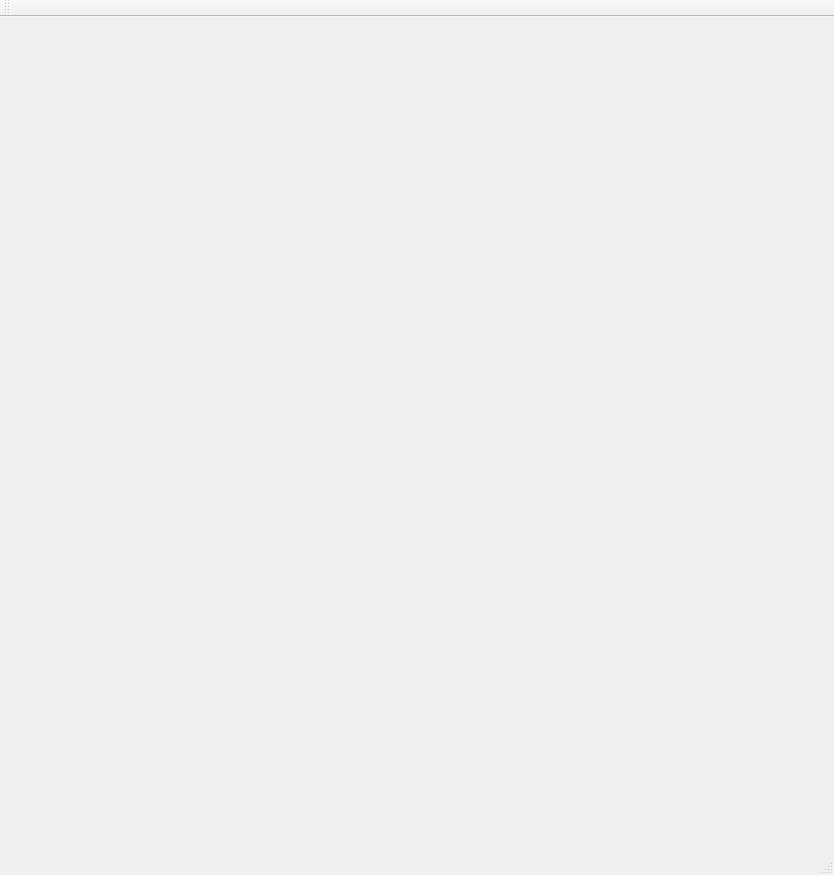
mk4me/hm-mde-one, file trunk/src/core/ui/toolboxmaindeffile.ui: the form before one commit.
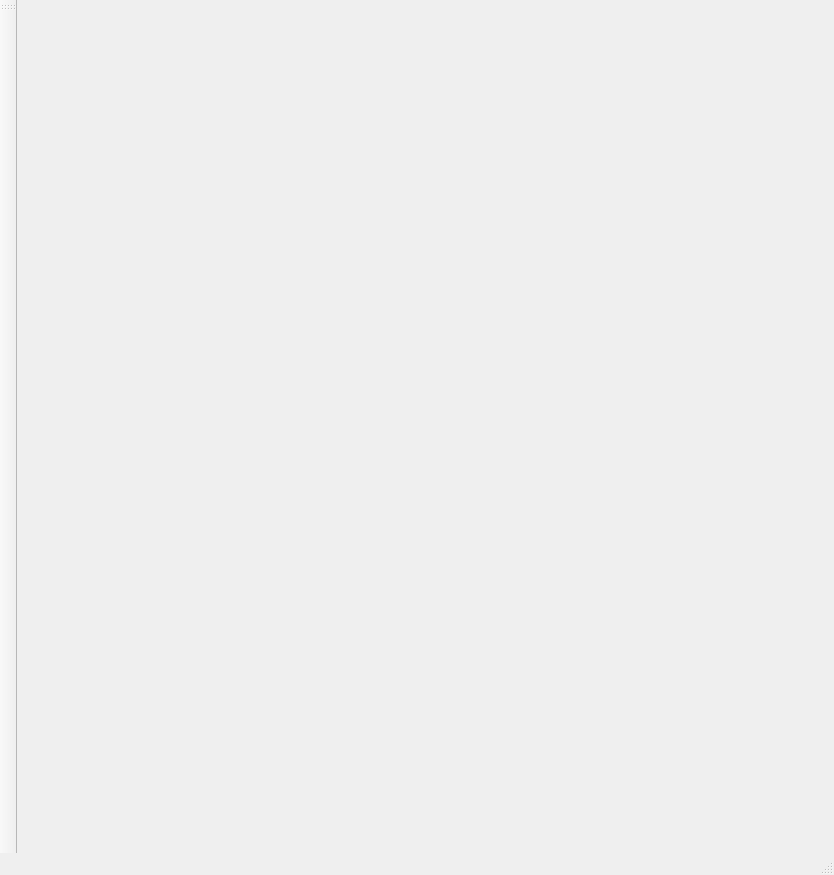
The form after the commit.

Patch:
```diff
--- a/trunk/src/core/ui/toolboxmaindeffile.ui
+++ b/trunk/src/core/ui/toolboxmaindeffile.ui
@@ -26,7 +26,7 @@
   </widget>
   <widget class="QToolBar" name="mainToolBar">
    <attribute name="toolBarArea">
-    <enum>TopToolBarArea</enum>
+    <enum>LeftToolBarArea</enum>
    </attribute>
    <attribute name="toolBarBreak">
     <bool>false</bool>
```
Left out of the diff: 2 changed lines with no effect on the pictures.
